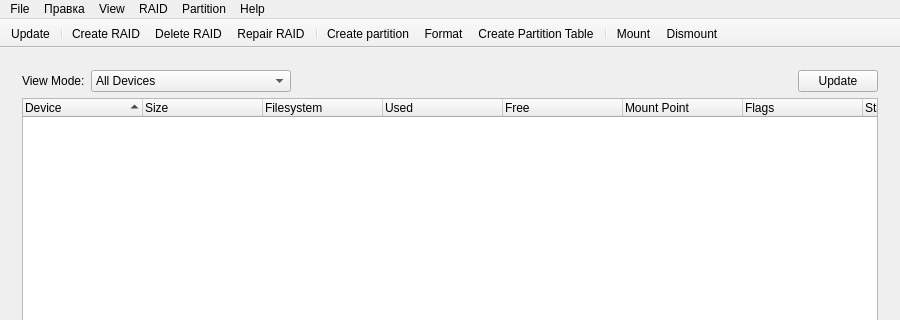
Qt form mainwindow.ui (R031-E/fly-raid-manager) before a commit; both pictures show x 0 to 900 and y 0 to 320 of the 900 by 700 pixel window.
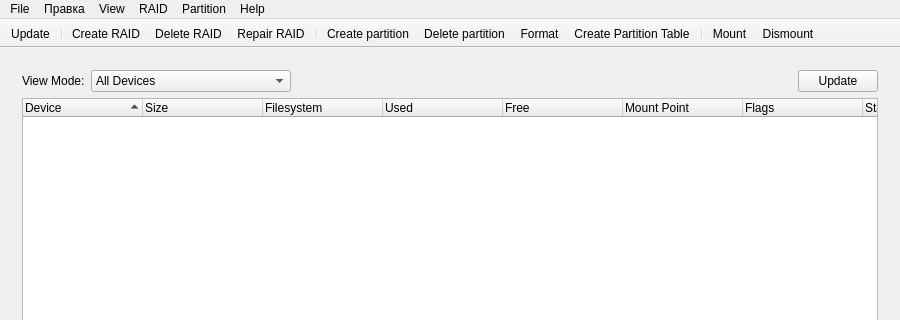
The same form after that commit. Icons and pictures are not drawn.

```diff
--- a/mainwindow.ui
+++ b/mainwindow.ui
@@ -397,6 +397,7 @@
    <addaction name="actionRepairRaid"/>
    <addaction name="separator"/>
    <addaction name="actionCreatePartition"/>
+   <addaction name="actionDeletePartition"/>
    <addaction name="actionFormatPartition"/>
    <addaction name="actionCreatePartitionTable"/>
    <addaction name="separator"/>
```
